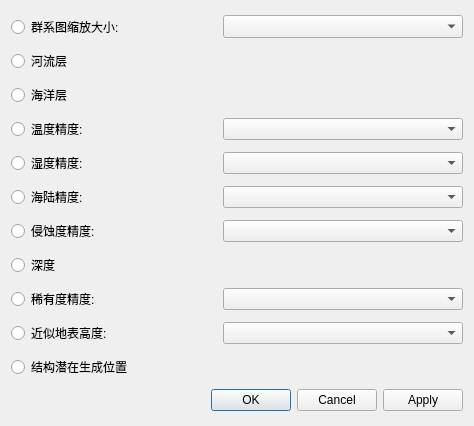
SunnySlopes/cubiomes-viewer, file src/layerdialog.ui: the form before one commit.
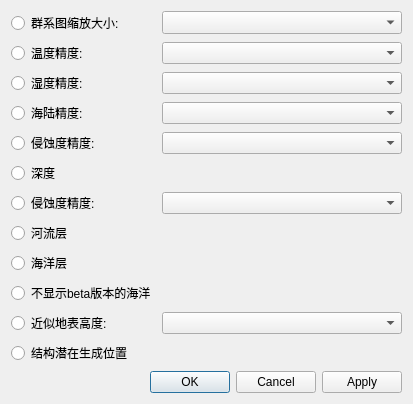
The form after the commit. Icons and pictures are not drawn.

Diff of the .ui file:
```diff
--- a/src/layerdialog.ui
+++ b/src/layerdialog.ui
@@ -2,14 +2,6 @@
 <ui version="4.0">
  <class>LayerDialog</class>
  <widget class="QDialog" name="LayerDialog">
-  <property name="geometry">
-   <rect>
-    <x>0</x>
-    <y>0</y>
-    <width>474</width>
-    <height>426</height>
-   </rect>
-  </property>
   <property name="windowTitle">
    <string>图层展示选项</string>
   </property>
@@ -18,9 +10,33 @@
     <normaloff>:/icons/logo.png</normaloff>:/icons/logo.png</iconset>
   </property>
   <layout class="QGridLayout" name="gridLayout_2">
+   <item row="5" column="1">
+    <widget class="QComboBox" name="comboNoiseC"/>
+   </item>
    <item row="6" column="1">
     <widget class="QComboBox" name="comboNoiseE"/>
    </item>
+   <item row="13" column="0">
+    <widget class="QRadioButton" name="radioStruct">
+     <property name="text">
+      <string>结构潜在生成位置</string>
+     </property>
+    </widget>
+   </item>
+   <item row="8" column="0">
+    <widget class="QRadioButton" name="radioNoiseW">
+     <property name="text">
+      <string>侵蚀度精度:</string>
+     </property>
+    </widget>
+   </item>
+   <item row="9" column="0">
+    <widget class="QRadioButton" name="radioRiver">
+     <property name="text">
+      <string>河流层</string>
+     </property>
+    </widget>
+   </item>
    <item row="0" column="0">
     <widget class="QRadioButton" name="radioBiomes">
      <property name="text">
@@ -28,13 +44,10 @@
      </property>
     </widget>
    </item>
-   <item row="4" column="1">
-    <widget class="QComboBox" name="comboNoiseH"/>
-   </item>
-   <item row="10" column="0">
-    <widget class="QRadioButton" name="radioHeight">
+   <item row="4" column="0">
+    <widget class="QRadioButton" name="radioNoiseH">
      <property name="text">
-      <string>近似地表高度:</string>
+      <string>湿度精度:</string>
      </property>
     </widget>
    </item>
@@ -45,6 +58,13 @@
      </property>
     </widget>
    </item>
+   <item row="12" column="0">
+    <widget class="QRadioButton" name="radioHeight">
+     <property name="text">
+      <string>近似地表高度:</string>
+     </property>
+    </widget>
+   </item>
    <item row="3" column="0">
     <widget class="QRadioButton" name="radioNoiseT">
      <property name="text">
@@ -52,18 +72,21 @@
      </property>
     </widget>
    </item>
-   <item row="5" column="1">
-    <widget class="QComboBox" name="comboNoiseC"/>
+   <item row="4" column="1">
+    <widget class="QComboBox" name="comboNoiseH"/>
    </item>
-   <item row="2" column="0">
-    <widget class="QRadioButton" name="radioOcean">
-     <property name="text">
-      <string>海洋层</string>
+   <item row="14" column="0" colspan="2">
+    <widget class="QDialogButtonBox" name="buttonBox">
+     <property name="orientation">
+      <enum>Qt::Horizontal</enum>
+     </property>
+     <property name="standardButtons">
+      <set>QDialogButtonBox::Apply|QDialogButtonBox::Cancel|QDialogButtonBox::Ok</set>
      </property>
     </widget>
    </item>
-   <item row="8" column="1">
-    <widget class="QComboBox" name="comboNoiseW"/>
+   <item row="12" column="1">
+    <widget class="QComboBox" name="comboHeight"/>
    </item>
    <item row="0" column="1">
     <widget class="QComboBox" name="comboBiomes">
@@ -80,15 +103,8 @@
      </property>
     </widget>
    </item>
-   <item row="4" column="0">
-    <widget class="QRadioButton" name="radioNoiseH">
-     <property name="text">
-      <string>湿度精度:</string>
-     </property>
-    </widget>
-   </item>
-   <item row="10" column="1">
-    <widget class="QComboBox" name="comboHeight"/>
+   <item row="8" column="1">
+    <widget class="QComboBox" name="comboNoiseW"/>
    </item>
    <item row="5" column="0">
     <widget class="QRadioButton" name="radioNoiseC">
@@ -97,40 +113,9 @@
      </property>
     </widget>
    </item>
-   <item row="1" column="0">
-    <widget class="QRadioButton" name="radioRiver">
-     <property name="text">
-      <string>河流层</string>
-     </property>
-    </widget>
-   </item>
-   <item row="8" column="0">
-    <widget class="QRadioButton" name="radioNoiseW">
-     <property name="text">
-      <string>稀有度精度:</string>
-     </property>
-    </widget>
-   </item>
    <item row="3" column="1">
     <widget class="QComboBox" name="comboNoiseT"/>
    </item>
-   <item row="12" column="0" colspan="2">
-    <widget class="QDialogButtonBox" name="buttonBox">
-     <property name="orientation">
-      <enum>Qt::Horizontal</enum>
-     </property>
-     <property name="standardButtons">
-      <set>QDialogButtonBox::Apply|QDialogButtonBox::Cancel|QDialogButtonBox::Ok</set>
-     </property>
-    </widget>
-   </item>
-   <item row="11" column="0">
-    <widget class="QRadioButton" name="radioStruct">
-     <property name="text">
-      <string>结构潜在生成位置</string>
-     </property>
-    </widget>
-   </item>
    <item row="7" column="0">
     <widget class="QRadioButton" name="radioNoiseD">
      <property name="text">
@@ -138,6 +123,20 @@
      </property>
     </widget>
    </item>
+   <item row="10" column="0">
+    <widget class="QRadioButton" name="radioOcean">
+     <property name="text">
+      <string>海洋层</string>
+     </property>
+    </widget>
+   </item>
+   <item row="11" column="0">
+    <widget class="QRadioButton" name="radioNoOcean">
+     <property name="text">
+      <string>不显示beta版本的海洋</string>
+     </property>
+    </widget>
+   </item>
   </layout>
  </widget>
  <resources>
```
